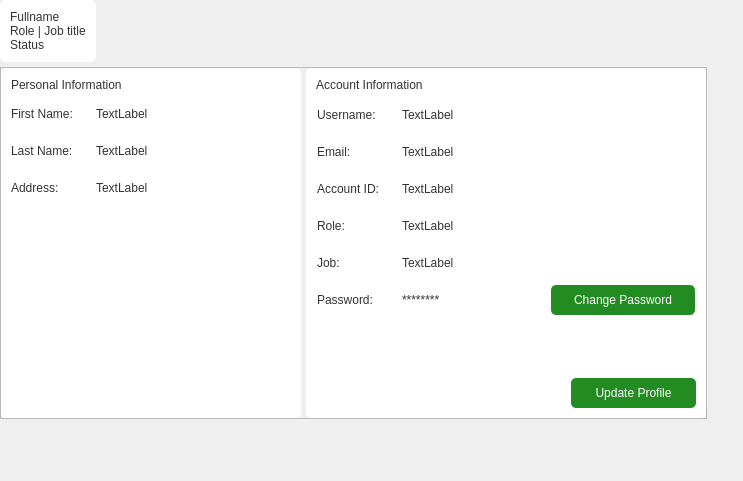
Before: the Qt Designer form app/src/ui/employee/profilePage.ui in Kazu0210/Inventory-System, drawn with Qt 5.
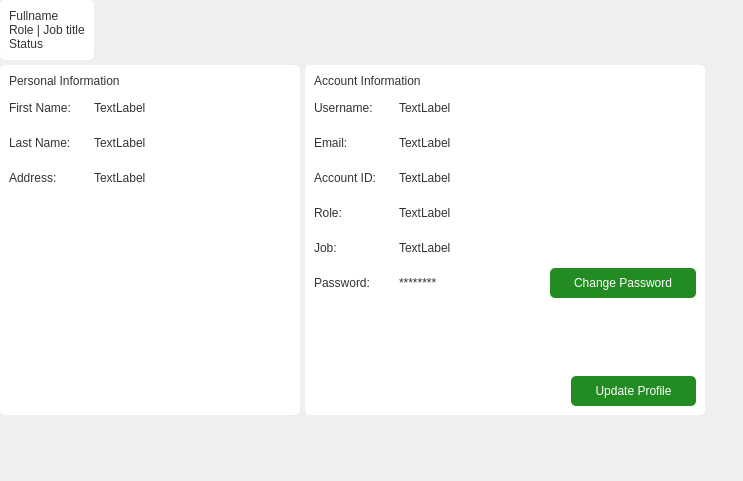
After: the same form once the commit is applied.

Commit message: removed the borders from the ui

```diff
--- a/app/src/ui/employee/profilePage.ui
+++ b/app/src/ui/employee/profilePage.ui
@@ -14,7 +14,8 @@
    <string>Form</string>
   </property>
   <property name="styleSheet">
-   <string notr="true">font: 10pt &quot;Noto Sans&quot;;</string>
+   <string notr="true">font: 10pt &quot;Noto Sans&quot;;
+border: none;</string>
   </property>
   <layout class="QVBoxLayout" name="verticalLayout_6">
    <property name="spacing">
@@ -92,8 +93,8 @@
        <rect>
         <x>0</x>
         <y>0</y>
-        <width>726</width>
-        <height>498</height>
+        <width>729</width>
+        <height>494</height>
        </rect>
       </property>
       <layout class="QVBoxLayout" name="verticalLayout_13">
```
The commit also changes 9955 other files.
